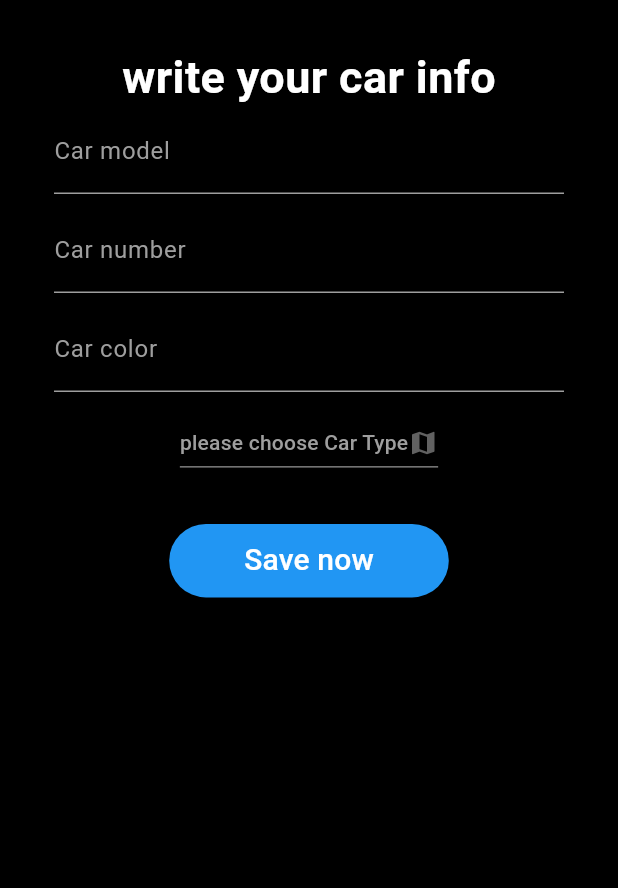
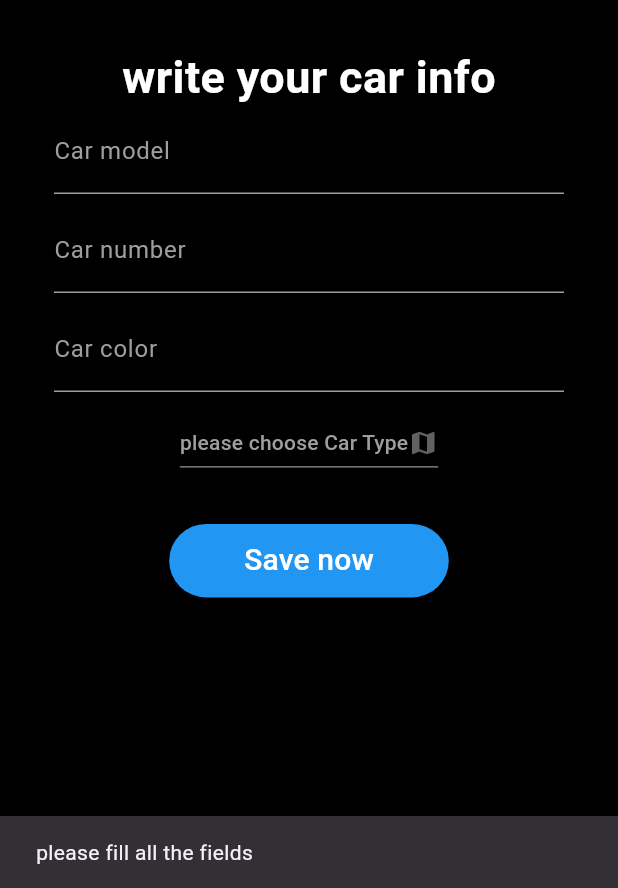
Before and after one commit to hemanthcs34/rider_app, a Flutter app: the CarInfoScreen screen opened directly, after a tap on "Save now", on a phone screen of 412 x 824 dp, the part 348-1236 px from its top. Run offline on Flutter 3.47's test engine with Material 3 defaults, Android fonts, the phone set to English and light mode, and no system bars; our stand-ins replace firebase_auth, firebase_core, firebase_database, fluttertoast; accounts and stored records are empty.

Commit message:
feat: implement car info saving functionality with user feedback

```diff
--- a/lib/auth/Car_Info_Screen.dart
+++ b/lib/auth/Car_Info_Screen.dart
@@ -1,5 +1,7 @@
-
 import 'package:flutter/material.dart';
+import 'package:fluttertoast/fluttertoast.dart';
+import 'package:rider_app/global/global.dart';
+import 'package:rider_app/MySpashScreen.dart';
 
 class CarInfoScreen extends StatefulWidget {
   const CarInfoScreen({super.key});
@@ -8,21 +10,38 @@ class CarInfoScreen extends StatefulWidget {
   State<CarInfoScreen> createState() => _CarInfoScreenState();
 }
 
-
-
-
 class _CarInfoScreenState extends State<CarInfoScreen> {
   TextEditingController carModelTextEditingController = TextEditingController();
-  TextEditingController carNumberTextEditingController = TextEditingController();
+  TextEditingController carNumberTextEditingController =
+      TextEditingController();
   TextEditingController carColorTextEditingController = TextEditingController();
-  List<String> carTypesList = [
-    "uber-X",
-    "uber-go",
-    "bike",
-  ];
+  List<String> carTypesList = ["uber-X", "uber-go", "bike"];
   String? selectedCarType;
+  saveCarInfo() {
+    Map driverCarInfoMap = {
+        "car_color": carColorTextEditingController.text.trim(),
+        "car_number": carNumberTextEditingController.text.trim(),
+        "car_model": carModelTextEditingController.text.trim(),
+        "car_type": selectedCarType,
+      };
+       driversRef.child(currentFirebaseUser!.uid).child("car_details").set(driverCarInfoMap);
+       Fluttertoast.showToast(
+         msg: "Car info has been saved",
+         toastLength: Toast.LENGTH_SHORT,
+         gravity: ToastGravity.BOTTOM,
+         timeInSecForIosWeb: 1,
+         backgroundColor: Colors.black,
+         textColor: Colors.white,
+         fontSize: 16.0,
+       );
 
-  @override
+       Navigator.push(
+        context,
+        MaterialPageRoute(
+          builder: (c) => const Myspashscreen(),
+        ),
+       );
+  }
   Widget build(BuildContext context) {
     return Scaffold(
       backgroundColor: Colors.black,
@@ -60,12 +79,11 @@ class _CarInfoScreenState extends State<CarInfoScreen> {
                       borderSide: BorderSide(color: Colors.grey),
                     ),
 
-
                     labelStyle: TextStyle(color: Colors.grey),
                     hintStyle: TextStyle(color: Colors.grey, fontSize: 10),
                   ),
                 ),
-                SizedBox(height: 10,),
+                SizedBox(height: 10),
 
                 TextField(
                   controller: carNumberTextEditingController,
@@ -81,12 +99,11 @@ class _CarInfoScreenState extends State<CarInfoScreen> {
                       borderSide: BorderSide(color: Colors.grey),
                     ),
 
-
                     labelStyle: TextStyle(color: Colors.grey),
                     hintStyle: TextStyle(color: Colors.grey, fontSize: 10),
                   ),
                 ),
-                SizedBox(height: 10,),
+                SizedBox(height: 10),
                 TextField(
                   controller: carColorTextEditingController,
                   style: const TextStyle(color: Colors.grey),
@@ -101,33 +118,28 @@ class _CarInfoScreenState extends State<CarInfoScreen> {
                       borderSide: BorderSide(color: Colors.grey),
                     ),
 
-
                     labelStyle: TextStyle(color: Colors.grey),
                     hintStyle: TextStyle(color: Colors.grey, fontSize: 10),
                   ),
                 ),
-                SizedBox(height: 10,),
-
+                SizedBox(height: 10),
 
                 DropdownButton(
                   iconSize: 20,
-                  icon:Icon(Icons.map),
+                  icon: Icon(Icons.map),
                   dropdownColor: Colors.black,
                   hint: const Text(
                     "please choose Car Type",
-                    style: TextStyle(
-                      fontSize: 14.0,
-                      color: Colors.grey,
-                    ),
+                    style: TextStyle(fontSize: 14.0, color: Colors.grey),
                   ),
                   value: selectedCarType,
-                  onChanged: (newValue)
-                  {
+                  onChanged: (newValue) {
                     setState(() {
                       selectedCarType = newValue.toString();
                     });
                   },
-                  items: carTypesList.map((car){
+                  items:
+                      carTypesList.map((car) {
                         return DropdownMenuItem(
                           child: Text(
                             car,
@@ -135,28 +147,37 @@ class _CarInfoScreenState extends State<CarInfoScreen> {
                           ),
                           value: car,
                         );
-                  }).toList()
+                      }).toList(),
                 ),
 
-                const SizedBox(height: 30,),
+                const SizedBox(height: 30),
 
                 ElevatedButton(
                   onPressed: () {
-                    Navigator.push(context, MaterialPageRoute(builder: (context) => const CarInfoScreen()));
+                   if(carColorTextEditingController.text.isNotEmpty && carModelTextEditingController.text.isNotEmpty && carNumberTextEditingController.text.isNotEmpty && selectedCarType != null) {
+                     saveCarInfo();
+                     Navigator.pushNamedAndRemoveUntil(context, "mainScreen", (route) => false);
+                   } else {
+                     ScaffoldMessenger.of(context).showSnackBar(
+                       const SnackBar(
+                         content: Text("please fill all the fields"),
+                       ),
+                     );
+                   }
                   },
                   style: ElevatedButton.styleFrom(
                     backgroundColor: Colors.blue,
-                    padding: const EdgeInsets.symmetric(horizontal: 50, vertical: 10),
+                    padding: const EdgeInsets.symmetric(
+                      horizontal: 50,
+                      vertical: 10,
+                    ),
                   ),
                   child: const Text(
                     "Save now",
                     style: TextStyle(color: Colors.white, fontSize: 20),
                   ),
                 ),
-
-
               ],
-
             ),
           ),
         ),
```
Also changed, not shown: lib/global/global.dart (line endings or trailing spaces). Lines whose indentation alone changed are shown as unchanged.
